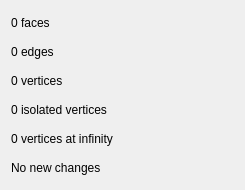
oliviertournaire/QLabelling, file src/QLabelling/qt/QArrangementLabellingInfoWidget.ui: the form before one commit.
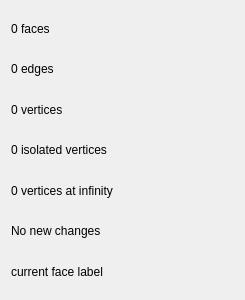
The form after the commit. Icons and pictures are not drawn.

Commit message: modification des couleurs des faces avec la modification de couleur des labels; affichage du label de la face sous le curseur en mode peinture

Patch:
```diff
--- a/src/QLabelling/qt/QArrangementLabellingInfoWidget.ui
+++ b/src/QLabelling/qt/QArrangementLabellingInfoWidget.ui
@@ -7,11 +7,11 @@
     <x>0</x>
     <y>0</y>
     <width>245</width>
-    <height>190</height>
+    <height>300</height>
    </rect>
   </property>
   <property name="sizePolicy">
-   <sizepolicy hsizetype="Expanding" vsizetype="Fixed">
+   <sizepolicy hsizetype="Expanding" vsizetype="Maximum">
     <horstretch>0</horstretch>
     <verstretch>0</verstretch>
    </sizepolicy>
@@ -25,7 +25,7 @@
   <property name="maximumSize">
    <size>
     <width>16777215</width>
-    <height>190</height>
+    <height>300</height>
    </size>
   </property>
   <property name="windowTitle">
@@ -78,6 +78,13 @@
      </property>
     </widget>
    </item>
+   <item>
+    <widget class="QLabel" name="_labelCurrentFaceLabel">
+     <property name="text">
+      <string>current face label</string>
+     </property>
+    </widget>
+   </item>
   </layout>
  </widget>
  <resources>
```
Left out of the diff: 6 changed lines with no effect on the pictures. The commit also changes 9 other files.
